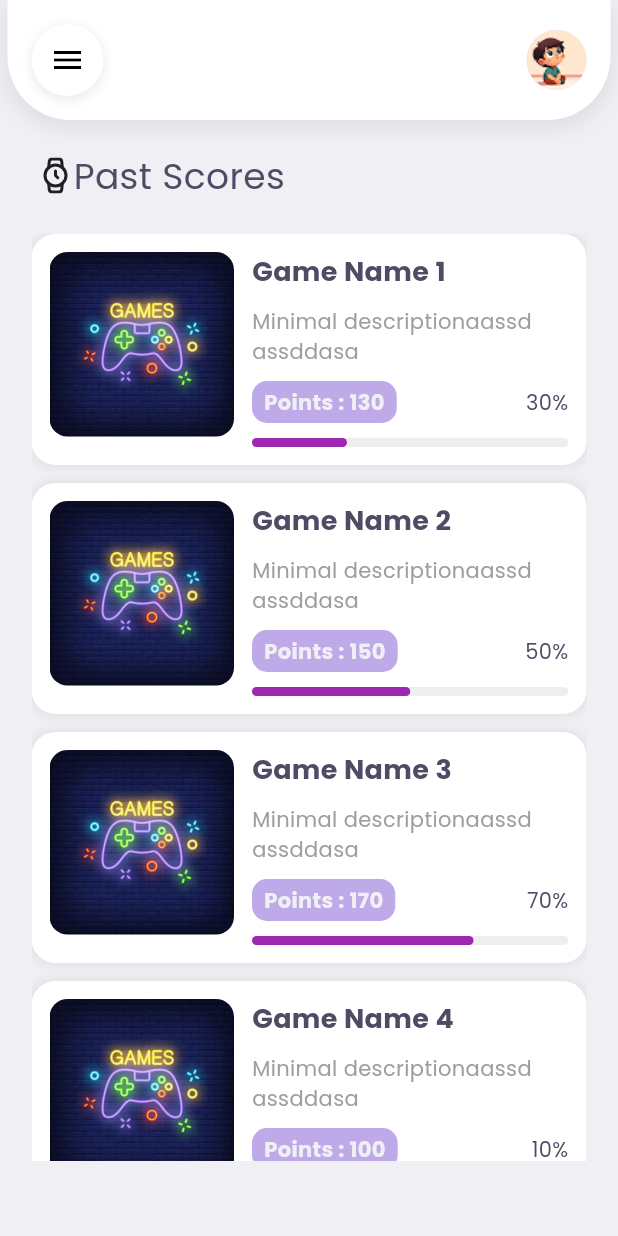
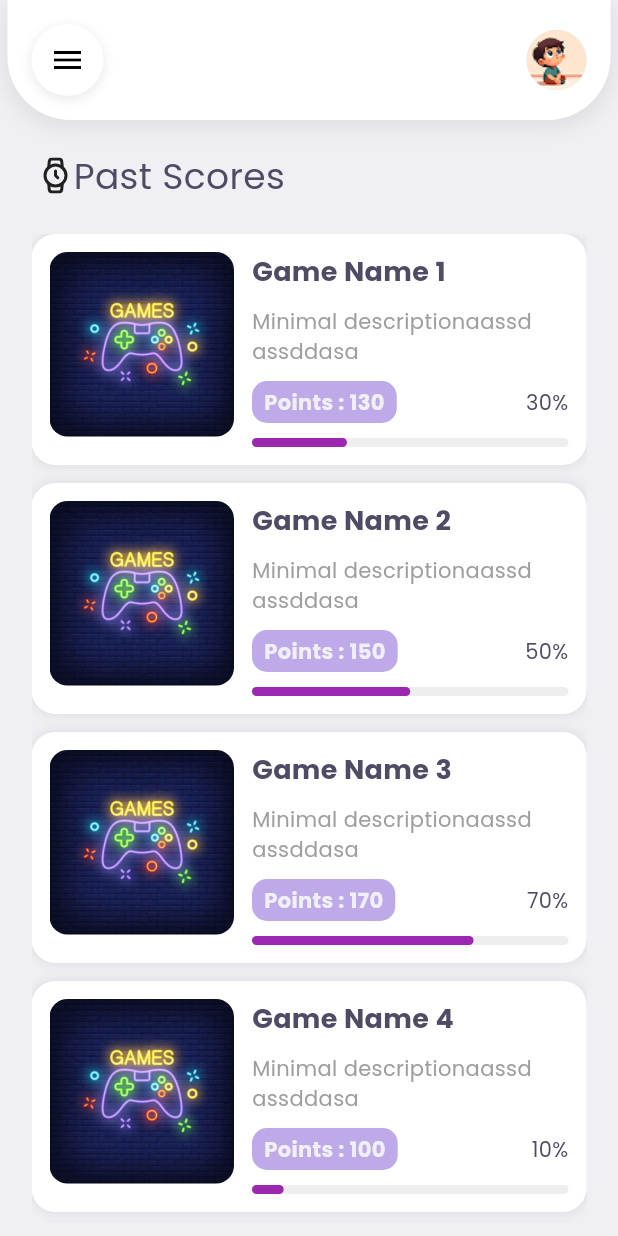
Before and after one commit to IT21273858/24-25J-133-app, a Flutter app: the ScoresPage screen opened directly, on a phone screen of 412 x 824 dp. Run offline on Flutter 3.47's test engine with Material 3 defaults, Android fonts, the light colour scheme and no system bars; drawn by our look-alikes of flutter_animate; our stand-ins replace fl_chart, flutter_feather_icons, google_fonts.

Commit message:
games score animation implemented

```diff
--- a/dyslexia/lib/ScoresPage.dart
+++ b/dyslexia/lib/ScoresPage.dart
@@ -71,10 +71,7 @@ class ScoresPage extends StatelessWidget {
                 Padding(padding: EdgeInsets.only(bottom: 10)),
               ],
             ),
-            SizedBox(
-              height: MediaQuery.of(context).size.height * 0.75,
-              child: _buildPastScoresSection(),
-            ),
+            SizedBox(child: _buildPastScoresSection(context)),
           ],
         ),
       ),
@@ -119,10 +116,11 @@ class ScoresPage extends StatelessWidget {
   }
 
   // Past Scores Section
-  Widget _buildPastScoresSection() {
+  Widget _buildPastScoresSection(context) {
     return Padding(
       padding: EdgeInsets.symmetric(horizontal: 16.0),
-      child: Expanded(
+      child: SizedBox(
+        height: MediaQuery.of(context).size.height * 0.80,
         child: SingleChildScrollView(
           child: Column(
             children:
--- a/dyslexia/lib/components.dart
+++ b/dyslexia/lib/components.dart
@@ -1,6 +1,7 @@
 import 'package:flutter/material.dart';
 import 'package:dyslexia/variables.dart';
 import 'package:fl_chart/fl_chart.dart';
+import 'package:flutter_animate/flutter_animate.dart';
 
 // Reusable Text Input Field
 class CustomTextField extends StatelessWidget {
@@ -817,14 +818,18 @@ class GameScoreCard extends StatelessWidget {
                 Text(
                   name,
                   style: TextStyle(fontWeight: FontWeight.bold, fontSize: 18),
-                ),
+                ).animate().flipH(duration: 500.ms),
+                // Text(
+                //   name,
+                //   style: TextStyle(fontWeight: FontWeight.bold, fontSize: 18),
+                // ),
                 // description
                 Text(
                   description,
                   style: TextStyle(color: Colors.grey, fontSize: 14),
                   overflow: TextOverflow.ellipsis,
                   maxLines: 2,
-                ),
+                ).animate().flip(delay: 600.ms),
 
                 // Points & Progress Bar
                 Row(
@@ -844,11 +849,11 @@ class GameScoreCard extends StatelessWidget {
                           fontSize: 14,
                         ),
                       ),
-                    ),
+                    ).animate().flip(delay: 700.ms),
                     Text(
                       "${(progress * 100).toInt()}%",
                       style: TextStyle(fontSize: 14),
-                    ),
+                    ).animate().flip(delay: 800.ms),
                   ],
                 ),
                 // Progress Bar
@@ -858,7 +863,7 @@ class GameScoreCard extends StatelessWidget {
                   color: Colors.purple,
                   minHeight: 6,
                   borderRadius: BorderRadius.circular(8),
-                ),
+                ).animate().flip(delay: 900.ms),
               ],
             ),
           ),
--- a/dyslexia/pubspec.yaml
+++ b/dyslexia/pubspec.yaml
@@ -37,6 +37,7 @@ dependencies:
   google_fonts: ^6.2.1
   fl_chart: ^0.70.2
   flutter_feather_icons: ^2.0.0
+  flutter_animate: ^4.5.2
 
 dev_dependencies:
   flutter_test:
```
Also changed, not shown: dyslexia/pubspec.lock.
